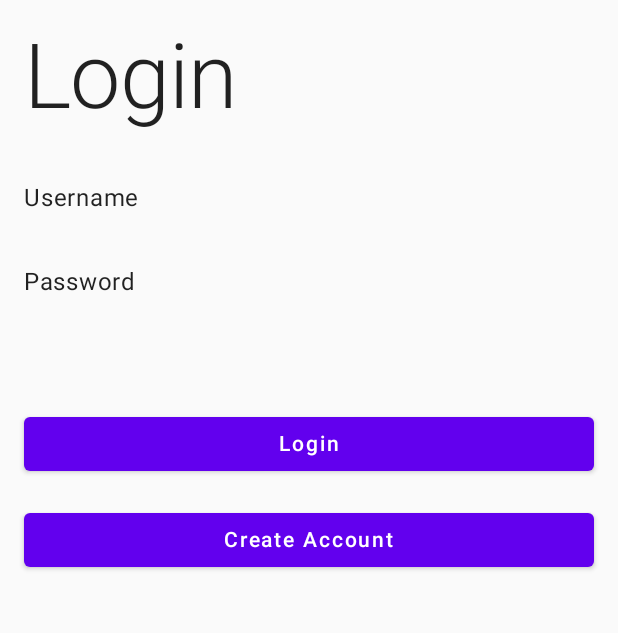
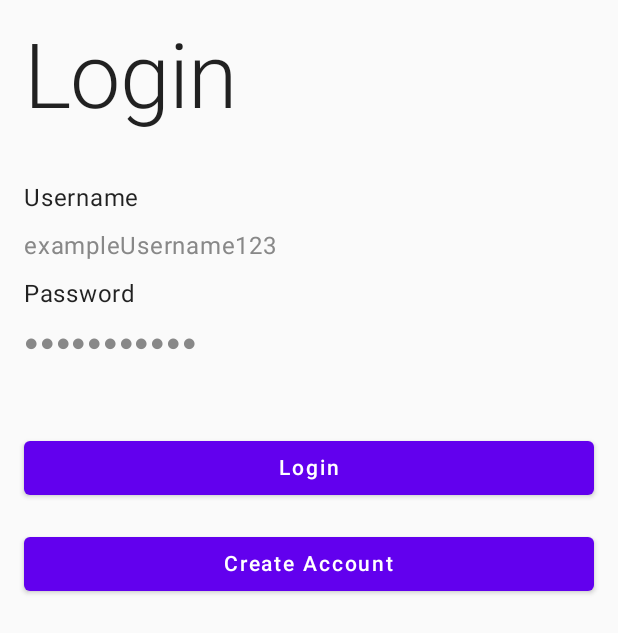
Before and after one commit to ryan0x41/poster-app, an Android app built with Jetpack Compose: the screen it shows after launch (MainActivity), on a phone screen of 412 x 824 dp. Shown: the top 633 px of the screen. Run offline under Robolectric (Android 15) with nearby library versions, the phone set to English and light mode, and no system bars; our stand-ins replace Compose Multiplatform resources.

Commit message:
mutliplatform login page

```diff
--- a/composeApp/src/androidMain/kotlin/org/group_h/poster/LoginPage.kt
+++ /dev/null
@@ -1,77 +0,0 @@
-package org.group_h.poster
-
-import androidx.compose.foundation.layout.*
-import androidx.compose.foundation.text.BasicTextField
-import androidx.compose.foundation.text.KeyboardOptions
-import androidx.compose.material.*
-import androidx.compose.runtime.*
-import androidx.compose.ui.Modifier
-import androidx.compose.ui.text.input.ImeAction
-import androidx.compose.ui.tooling.preview.Preview
-import androidx.compose.ui.unit.dp
-import androidx.navigation.NavController
-import androidx.navigation.compose.rememberNavController
-
-
-@Composable
-fun LoginPage(navController: NavController) {
-    var username by remember { mutableStateOf("") }
-    var password by remember { mutableStateOf("") }
-
-    MaterialTheme {
-        Column(modifier = Modifier.fillMaxSize().padding(16.dp)) {
-            Text("Login", style = MaterialTheme.typography.h2)
-
-            Spacer(modifier = Modifier.height(32.dp))
-
-            Text("Username")
-            BasicTextField(
-                value = username,
-                onValueChange = { username = it },
-                modifier = Modifier.fillMaxWidth().padding(vertical = 8.dp),
-                keyboardOptions = KeyboardOptions.Default.copy(imeAction = ImeAction.Next)
-            )
-
-            Text("Password")
-            BasicTextField(
-                value = password,
-                onValueChange = { password = it },
-                modifier = Modifier.fillMaxWidth().padding(vertical = 8.dp),
-                keyboardOptions = KeyboardOptions.Default.copy(imeAction = ImeAction.Done)
-            )
-
-            Spacer(modifier = Modifier.height(32.dp))
-
-            Button(
-                onClick = { navController.navigate("home") },
-                modifier = Modifier.fillMaxWidth().padding(vertical = 8.dp)
-            ) {
-                Text("Login")
-            }
-
-            Button(
-                onClick = { navController.navigate("createAccount") },
-                modifier = Modifier.fillMaxWidth().padding(vertical = 8.dp)
-            ) {
-                Text("Create Account")
-            }
-        }
-    }
-}
-
-@Composable
-fun HomeScreen() {
-    Text("Welcome to Home Screen!")
-}
-
-@Composable
-fun CreateAccountScreen() {
-    Text("Create Account Screen")
-}
-
-@Preview
-@Composable
-fun LoginPagePreview() {
-    val navController = rememberNavController()
-    LoginPage(navController = navController)
-}
--- a/composeApp/src/androidMain/kotlin/org/group_h/poster/MainActivity.kt
+++ b/composeApp/src/androidMain/kotlin/org/group_h/poster/MainActivity.kt
@@ -1,31 +1,20 @@
 package org.group_h.poster
-
 import android.os.Bundle
 import androidx.activity.ComponentActivity
 import androidx.activity.compose.setContent
 import androidx.compose.runtime.Composable
 import androidx.compose.ui.tooling.preview.Preview
-import androidx.navigation.compose.NavHost
-import androidx.navigation.compose.composable
-import androidx.navigation.compose.rememberNavController
 
 class MainActivity : ComponentActivity() {
     override fun onCreate(savedInstanceState: Bundle?) {
         super.onCreate(savedInstanceState)
         setContent {
-            val navController = rememberNavController()
-            NavHost(navController = navController, startDestination = "login") {
-                composable("login") { LoginPage(navController) }
-                composable("home") { HomeScreen() }
-                composable("createAccount") { CreateAccountScreen() }
-            }
+            App()
         }
     }
 }
-
 @Preview
 @Composable
 fun AppAndroidPreview() {
-    val navController = rememberNavController()
-    LoginPage(navController = navController)
+    App()
 }
--- /dev/null
+++ b/composeApp/src/commonMain/kotlin/org/group_h/poster/LoginPage.kt
@@ -0,0 +1,111 @@
+package org.group_h.poster
+
+import androidx.compose.foundation.layout.*
+import androidx.compose.foundation.text.BasicTextField
+import androidx.compose.foundation.text.KeyboardOptions
+import androidx.compose.material.Button
+import androidx.compose.material.MaterialTheme
+import androidx.compose.material.Text
+import androidx.compose.runtime.*
+import androidx.compose.ui.Modifier
+import androidx.compose.ui.graphics.Color
+import androidx.compose.ui.text.input.ImeAction
+import androidx.compose.ui.unit.dp
+import org.jetbrains.compose.ui.tooling.preview.Preview
+
+@Composable
+fun LoginPage(navigate: (String) -> Unit) {
+    var username by remember { mutableStateOf("") }
+    var password by remember { mutableStateOf("") }
+
+    MaterialTheme {
+        Column(modifier = Modifier.fillMaxSize().padding(16.dp)) {
+            // define text of h2, using text "Login"
+            Text("Login", style = MaterialTheme.typography.h2)
+
+            // a spacer between the first input and h2
+            Spacer(modifier = Modifier.height(32.dp))
+
+            // some label username
+            Text("Username")
+            // text field for username with a decorationBox to create a placeholder
+            BasicTextField(
+                value = username,
+                onValueChange = { username = it },
+                modifier = Modifier.fillMaxWidth().padding(vertical = 8.dp),
+                keyboardOptions = KeyboardOptions.Default.copy(imeAction = ImeAction.Next),
+                decorationBox = { innerTextField ->
+                    Box(
+                        modifier = Modifier.fillMaxWidth()
+                    ) {
+                        if (username.isEmpty()) {
+                            Text(
+                                text = "exampleUsername123",
+                                color = Color.Gray
+                            )
+                        }
+                        innerTextField()
+                    }
+                }
+            )
+
+            // some label for password input
+            Text("Password")
+            // password field with placeholder
+            BasicTextField(
+                value = password,
+                onValueChange = { password = it },
+                modifier = Modifier.fillMaxWidth().padding(vertical = 8.dp),
+                keyboardOptions = KeyboardOptions.Default.copy(imeAction = ImeAction.Done),
+                decorationBox = { innerTextField ->
+                    Box(
+                        modifier = Modifier.fillMaxWidth()
+                    ) {
+                        if (password.isEmpty()) {
+                            Text(
+                                text = "●●●●●●●●●●●",
+                                color = Color.Gray
+                            )
+                        }
+                        innerTextField()
+                    }
+                }
+            )
+
+            // spacer between password input and login button
+            Spacer(modifier = Modifier.height(32.dp))
+
+            // login button which will navigate to home page
+            Button(
+                onClick = { navigate("home") },
+                modifier = Modifier.fillMaxWidth().padding(vertical = 8.dp)
+            ) {
+                Text("Login")
+            }
+
+            // login button which will navigate to createAccount page
+            Button(
+                onClick = { navigate("createAccount") },
+                modifier = Modifier.fillMaxWidth().padding(vertical = 8.dp)
+            ) {
+                Text("Create Account")
+            }
+        }
+    }
+}
+
+@Composable
+fun HomeScreen() {
+    Text("Welcome to Home Screen!")
+}
+
+@Composable
+fun CreateAccountScreen() {
+    Text("Create Account Screen")
+}
+
+@Preview
+@Composable
+fun LoginPagePreview() {
+    LoginPage(navigate = {})
+}
```
Also changed, not shown: composeApp/src/commonMain/kotlin/org/group_h/poster/App.kt (+10 -23 lines).
